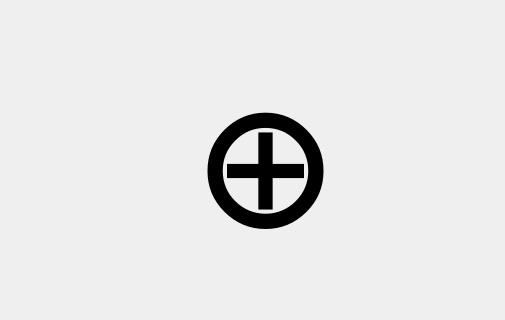
Above: src/mainwindow.ui from torfoes/cadventory before the change; both pictures show x 0 to 505 and y 99 to 419 of the 876 by 600 pixel window. Below: the same form after it.
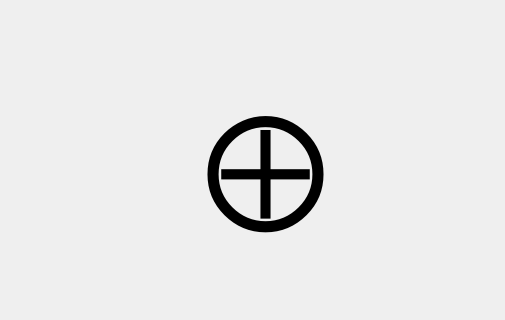
That is the form after the change.

Commit message: remove hiting and try a different font

What changed in the file:
```diff
--- a/src/mainwindow.ui
+++ b/src/mainwindow.ui
@@ -94,13 +94,8 @@
        </property>
        <property name="font">
         <font>
+         <family>Arial Black</family>
          <pointsize>92</pointsize>
-         <italic>false</italic>
-         <bold>true</bold>
-         <underline>false</underline>
-         <strikeout>false</strikeout>
-         <kerning>true</kerning>
-         <hintingpreference>PreferDefaultHinting</hintingpreference>
         </font>
        </property>
        <property name="mouseTracking">
```
